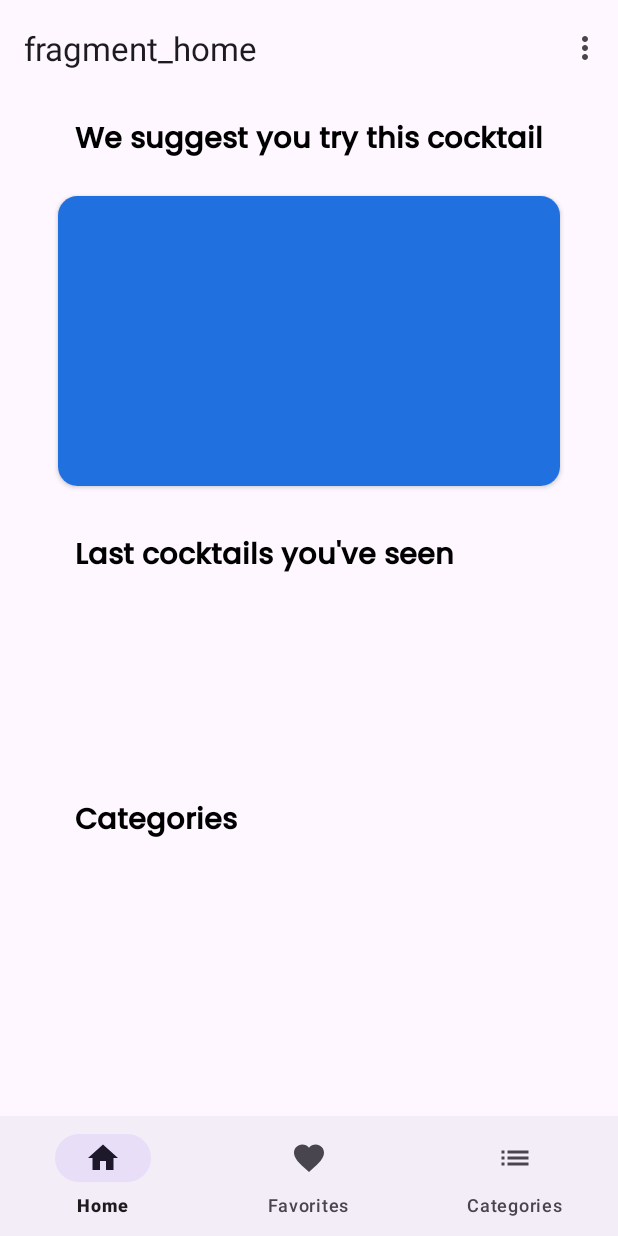
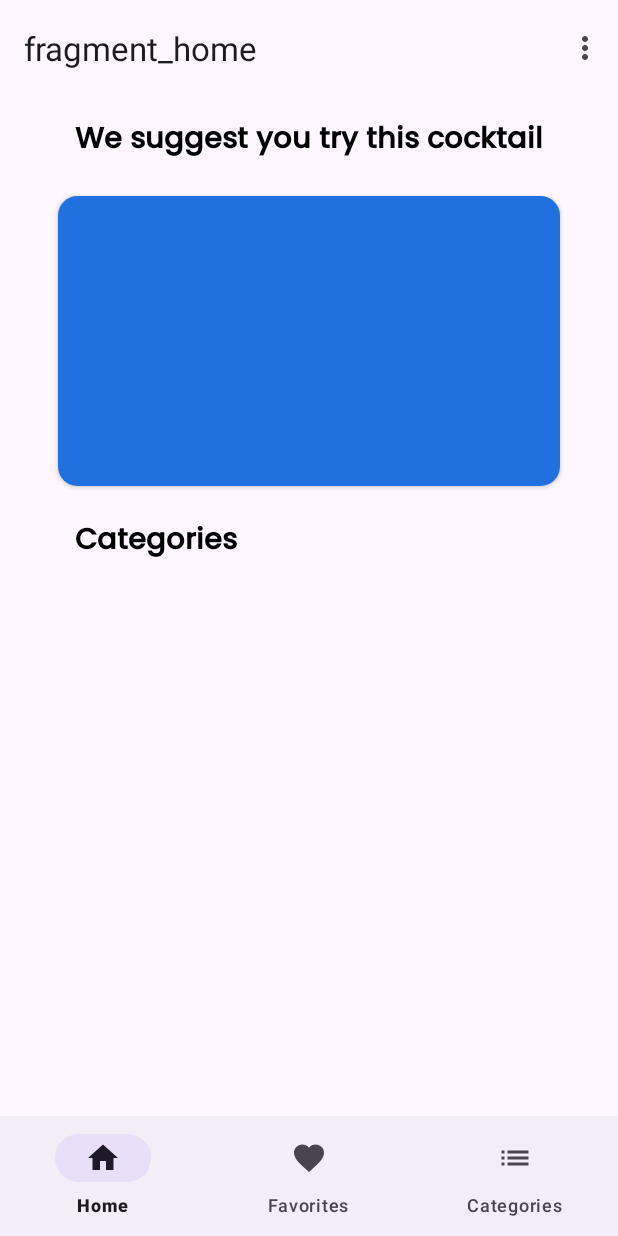
Before and after one commit to RafikRekhis/Cocktail, an Android app: the screen it shows after launch (MainActivity), on a phone screen of 412 x 824 dp. Run offline under Robolectric (Android 15) with nearby library versions, the phone set to English and light mode, and no system bars; our stand-ins replace navigation-ui, sdp/ssp sizes; pictures from the network do not load.

Commit message:
finish the display of recent viewed cocktails

```diff
--- a/app/src/main/java/fr/enseirb/gl/cocktail/fragments/HomeFragment.kt
+++ b/app/src/main/java/fr/enseirb/gl/cocktail/fragments/HomeFragment.kt
@@ -2,20 +2,25 @@ package fr.enseirb.gl.cocktail.fragments
 
 import android.content.Intent
 import android.os.Bundle
+import android.util.Log
 import android.view.LayoutInflater
 import android.view.View
 import android.view.ViewGroup
 import androidx.fragment.app.Fragment
+import androidx.lifecycle.Observer
 import androidx.navigation.fragment.findNavController
 import androidx.recyclerview.widget.GridLayoutManager
+import androidx.recyclerview.widget.LinearLayoutManager
 import com.bumptech.glide.Glide
 import fr.enseirb.gl.cocktail.R
 import fr.enseirb.gl.cocktail.activities.CategoryCocktailsActivity
 import fr.enseirb.gl.cocktail.activities.CocktailDetailsActivity
 import fr.enseirb.gl.cocktail.activities.MainActivity
 import fr.enseirb.gl.cocktail.adapters.CategoriesAdapter
+import fr.enseirb.gl.cocktail.adapters.RecentViewedCocktailAdapter
 import fr.enseirb.gl.cocktail.databinding.FragmentHomeBinding
 import fr.enseirb.gl.cocktail.models.Drink
+import fr.enseirb.gl.cocktail.models.RecentViewedCocktail
 import fr.enseirb.gl.cocktail.mvvm.HomeViewModel
 
 
@@ -24,6 +29,7 @@ class HomeFragment : Fragment() {
     private lateinit var homeViewModel: HomeViewModel
     private lateinit var randomCocktail: Drink
     private lateinit var categoriesAdapter: CategoriesAdapter
+    private lateinit var recentViewedCocktailAdapter: RecentViewedCocktailAdapter
 
     companion object {
         const val COCKTAIL_ID = "cocktail_id"
@@ -36,6 +42,7 @@ class HomeFragment : Fragment() {
         super.onCreate(savedInstanceState)
         //homeViewModel = HomeViewModel( )
         homeViewModel = (activity as MainActivity).viewModel
+        recentViewedCocktailAdapter = RecentViewedCocktailAdapter()
     }
 
     override fun onCreateView(
@@ -54,11 +61,44 @@ class HomeFragment : Fragment() {
         onRandomCocktailClick()
 
         prepareCategoriesRecyclerView()
+        prepareRecentCocktailRecyclerView()
         homeViewModel.getCategories()
         observeCategories()
         onCategoryClick()
 
+        homeViewModel.getRecentViewedCocktails()
+        observeRecentViewedCocktails()
+
 //        onSearchIconClick()
+    }
+
+    override fun onResume() {
+        super.onResume()
+        homeViewModel.getRecentViewedCocktails()
+    }
+
+    private fun prepareRecentCocktailRecyclerView() {
+        binding.lastCocktailsRecyclerview.apply {
+            layoutManager = LinearLayoutManager(activity, LinearLayoutManager.HORIZONTAL, false)
+            adapter = recentViewedCocktailAdapter
+        }
+    }
+
+
+    private fun observeRecentViewedCocktails() {
+        homeViewModel.observeRecentViewedCocktails().observe(viewLifecycleOwner
+        ) { recentCocktailList ->
+            if (recentCocktailList.isEmpty()) {
+                // If the recentCocktailList is empty, hide the part where recent viewed cocktails are displayed
+                binding.lastCocktailsTextview.visibility = View.GONE
+                binding.lastCocktailsRecyclerview.visibility = View.GONE
+            } else {
+                // If the recentCocktailList is not empty, show the part where recent viewed cocktails are displayed
+                binding.lastCocktailsTextview.visibility = View.VISIBLE
+                binding.lastCocktailsRecyclerview.visibility = View.VISIBLE
+                recentViewedCocktailAdapter.updateRecentViewedCocktails(recentCocktailList as MutableList<RecentViewedCocktail>)
+            }
+        }
     }
 
 //    private fun onSearchIconClick() {
--- a/app/src/main/java/fr/enseirb/gl/cocktail/mvvm/HomeViewModel.kt
+++ b/app/src/main/java/fr/enseirb/gl/cocktail/mvvm/HomeViewModel.kt
@@ -13,6 +13,7 @@ import fr.enseirb.gl.cocktail.models.Drink
 import fr.enseirb.gl.cocktail.models.SavedCocktail
 import fr.enseirb.gl.cocktail.models.Ingredient
 import fr.enseirb.gl.cocktail.models.IngredientList
+import fr.enseirb.gl.cocktail.models.RecentViewedCocktail
 import fr.enseirb.gl.cocktail.services.RetrofitInstance
 import retrofit2.Call
 import retrofit2.Callback
@@ -25,6 +26,7 @@ class HomeViewModel(private val sharedPreferences: SharedPreferences) : ViewMode
     private var ingredientsLiveData = MutableLiveData<List<Ingredient>>()
 
     private var favoritesLiveData = MutableLiveData<List<SavedCocktail>>()
+    private var recentViewedCocktailsLiveData = MutableLiveData<List<RecentViewedCocktail>>()
 
 
     fun getFavorites() {
@@ -36,6 +38,25 @@ class HomeViewModel(private val sharedPreferences: SharedPreferences) : ViewMode
             mutableListOf()
         }
         favoritesLiveData.postValue(favoritesList)
+    }
+    fun observeFavorites(): LiveData<List<SavedCocktail>> {
+
+        return favoritesLiveData
+    }
+
+    fun getRecentViewedCocktails() {
+        //obtenir la liste des cocktails récemment vus depuis SharedPreferences
+        val recentViewedCocktailsJson = sharedPreferences.getString("recentViewedCocktails", null)
+        val recentViewedCocktailsList: MutableList<RecentViewedCocktail> = if (recentViewedCocktailsJson != null) {
+            RecentViewedCocktail.fromJsonList(recentViewedCocktailsJson)
+        } else {
+            mutableListOf()
+        }
+        recentViewedCocktailsLiveData.postValue(recentViewedCocktailsList)
+    }
+
+    fun observeRecentViewedCocktails(): LiveData<List<RecentViewedCocktail>> {
+        return recentViewedCocktailsLiveData
     }
 
 
@@ -106,10 +127,7 @@ class HomeViewModel(private val sharedPreferences: SharedPreferences) : ViewMode
         return searchedCocktailsLiveData
     }
 
-    fun observeFavorites(): LiveData<List<SavedCocktail>> {
 
-        return favoritesLiveData
-    }
 
     fun getIngredients() {
         RetrofitInstance.api.getCocktailIngredients().enqueue(object : Callback<IngredientList> {
@@ -131,4 +149,5 @@ class HomeViewModel(private val sharedPreferences: SharedPreferences) : ViewMode
     fun observeIngredients(): LiveData<List<Ingredient>> {
         return ingredientsLiveData
     }
+
 }
--- a/app/src/main/res/layout/fragment_home.xml
+++ b/app/src/main/res/layout/fragment_home.xml
@@ -104,7 +104,7 @@
             <androidx.recyclerview.widget.RecyclerView
                 android:id="@+id/last_cocktails_recyclerview"
                 android:layout_width="wrap_content"
-                android:layout_height="@dimen/_90sdp"
+                android:layout_height="@dimen/_110sdp"
                 android:layout_marginStart="@dimen/_25sdp"
                 android:layout_marginTop="@dimen/_10sdp"
                 android:layout_marginEnd="@dimen/_10sdp"
```
Also changed, not shown: app/src/main/java/fr/enseirb/gl/cocktail/activities/CocktailDetailsActivity.kt (+15 -4 lines), app/src/main/java/fr/enseirb/gl/cocktail/adapters/RecentViewedCocktailAdapter.kt (added, +56 -0 lines), app/src/main/java/fr/enseirb/gl/cocktail/models/RecentViewedCocktail.kt (added, +21 -0 lines), app/src/main/java/fr/enseirb/gl/cocktail/mvvm/CocktailDetailsViewModel.kt (+35 -0 lines), app/src/main/res/layout/recent_cocktails_viewed.xml (added, +18 -0 lines).
